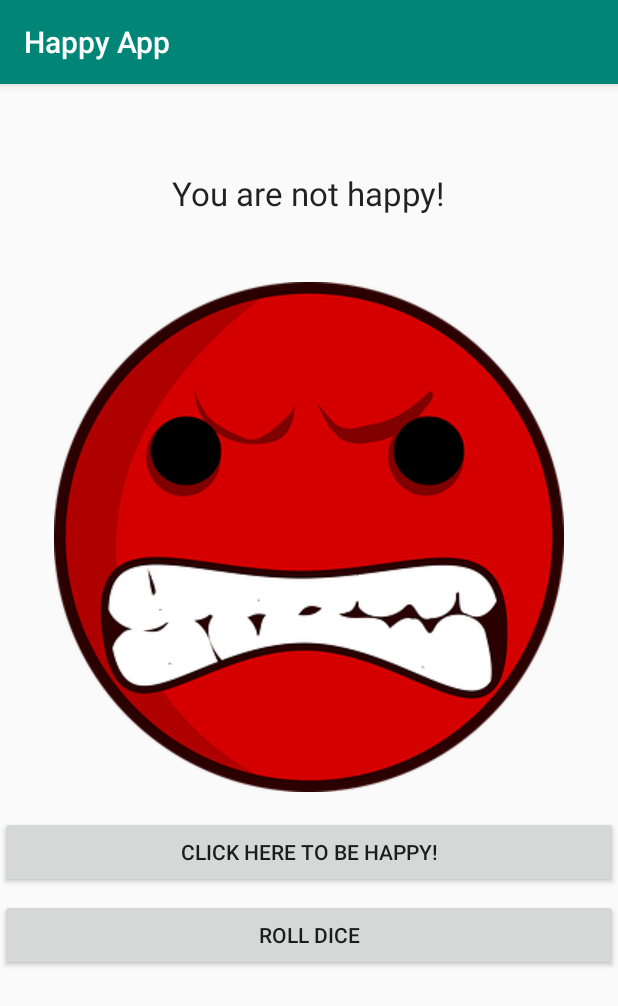
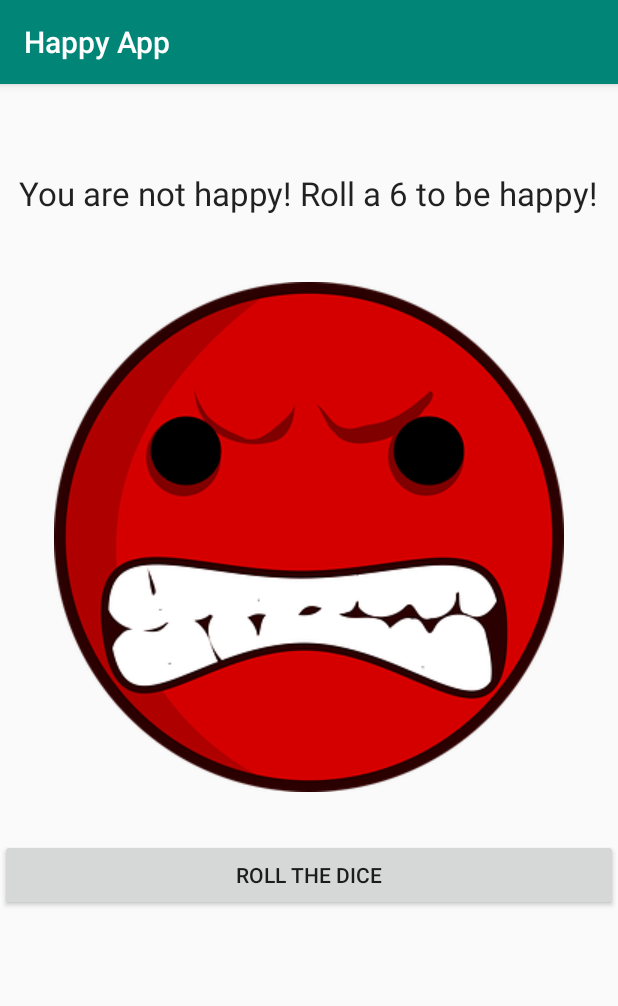
Before and after one commit to valc0005/happyAppTest, an Android app: the screen it shows after launch (MainActivity), on a phone screen of 412 x 824 dp. Shown: the top 1006 px of the screen. Run offline under Robolectric (Android 15) with nearby library versions, the phone set to English and light mode, and no system bars.

Commit message:
Add feature change happiness based on dice game

```diff
--- a/app/src/main/java/happyapp/main/HappyTracker.java
+++ b/app/src/main/java/happyapp/main/HappyTracker.java
@@ -4,10 +4,8 @@ import android.widget.ImageView;
 
 public class HappyTracker {
     private boolean happy;
-    private String happyText = "You are happy!";
-    private String happyButtonText = "Click here to be angry!";
-    private String angryText = "You are not happy!";
-    private String angryButtonText = "Click here to be happy!";
+    private String happyText = "You rolled a 6! You are happy!";
+    private String angryText = "You are not happy! Roll a 6 to be happy!";
 
     private String currentText;
     private String currentButtonText;
@@ -15,7 +13,6 @@ public class HappyTracker {
     public HappyTracker(){
         this.happy = false;
         this.currentText = angryText;
-        this.currentButtonText = angryButtonText;
     }
 
     public boolean isHappy()
@@ -27,14 +24,12 @@ public class HappyTracker {
         if(this.happy)
         {
             this.happy = false;
-            this.currentButtonText = this.angryButtonText;
             this.currentText = this.angryText;
             image.setImageResource(R.drawable.angry);
         }
         else
         {
             this.happy = true;
-            this.currentButtonText = this.happyButtonText;
             this.currentText = this.happyText;
             image.setImageResource(R.drawable.grin);
         }
@@ -45,9 +40,4 @@ public class HappyTracker {
         return currentText;
     }
 
-    public String getCurrentButtonText()
-    {
-        return currentButtonText;
-    }
-
 }
--- a/app/src/main/res/layout/activity_main.xml
+++ b/app/src/main/res/layout/activity_main.xml
@@ -15,27 +15,18 @@
             />
 
     <Button
-            android:id="@+id/smileyButton"
-            android:onClick="changeState"
-            android:layout_width="match_parent"
-            android:layout_height="wrap_content"
-            android:layout_alignParentStart="true"
-            android:layout_alignParentTop="true" android:layout_marginTop="488dp" android:layout_marginStart="0dp"
-            android:layout_alignParentLeft="true" android:layout_marginLeft="0dp"
-            android:text="Click here to be happy!"/>
-
-    <Button
             android:id="@+id/diceButton"
             android:onClick="showDiceNumber"
             android:layout_width="match_parent"
             android:layout_height="wrap_content"
             android:layout_alignParentStart="true"
-            android:layout_alignParentTop="true" android:layout_marginTop="543dp" android:layout_marginStart="0dp"
+            android:layout_alignParentTop="true" android:layout_marginTop="503dp" android:layout_marginStart="0dp"
             android:layout_alignParentLeft="true" android:layout_marginLeft="0dp"
-            android:text="Roll dice"/>
+            android:text="Roll the dice"/>
 
     <TextView
-            android:text="You are not happy!"
+            android:text="You are not happy! Roll a 6 to be happy!"
+            android:gravity="center"
             android:textAppearance="@style/TextAppearance.AppCompat.Large"
             android:layout_centerHorizontal="true"
             android:layout_width="wrap_content"
```
Also changed, not shown: app/src/main/java/happyapp/main/MainActivity.java (+15 -15 lines).
